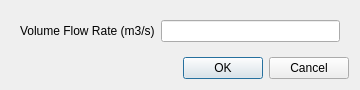
Old version of the form view/setup/boundary_conditions/open_channel_inlet_dialog.ui in the repository nextfoam/baram.
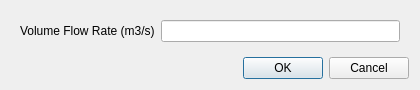
New version of the form.

```diff
--- a/view/setup/boundary_conditions/open_channel_inlet_dialog.ui
+++ b/view/setup/boundary_conditions/open_channel_inlet_dialog.ui
@@ -6,13 +6,13 @@
    <rect>
     <x>0</x>
     <y>0</y>
-    <width>360</width>
+    <width>420</width>
     <height>88</height>
    </rect>
   </property>
   <property name="minimumSize">
    <size>
-    <width>360</width>
+    <width>420</width>
     <height>0</height>
    </size>
   </property>
```
